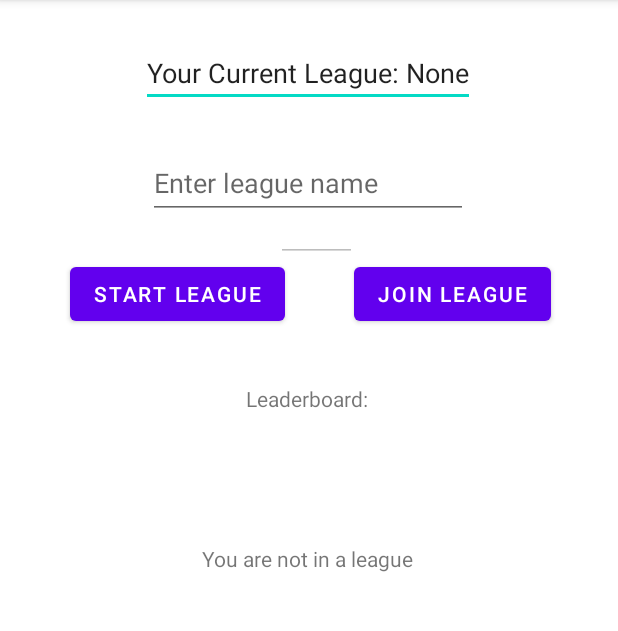
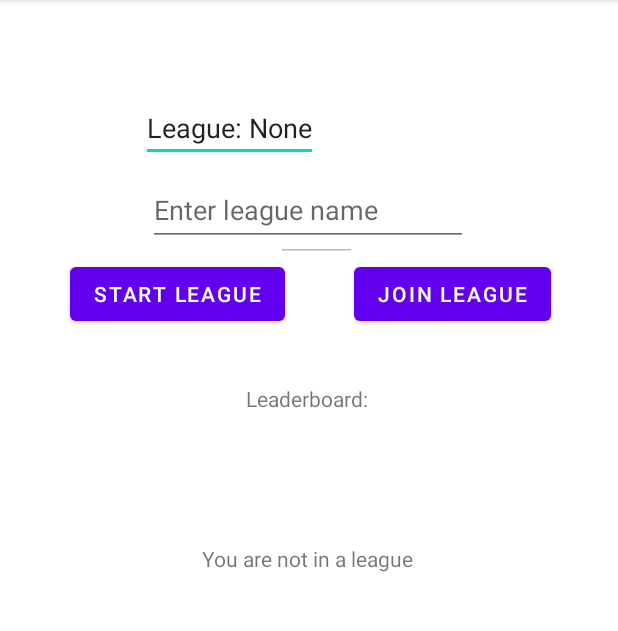
Before and after one commit to AlexNiu1/Carbon_E-Race, an Android app: the Leaderboard screen opened directly, with no data from a screen before it, on a phone screen of 412 x 824 dp, the part 84-715 px from its top. Run offline under Robolectric (Android 15) with nearby library versions, the phone set to English and light mode, and no system bars; 10 statements that could not run were skipped.

Commit message:
leaderboard

```diff
--- a/app/src/main/java/com/example/carbone_raceapplication/Leaderboard.java
+++ b/app/src/main/java/com/example/carbone_raceapplication/Leaderboard.java
@@ -24,9 +24,9 @@ public class Leaderboard extends AppCompatActivity {
             findViewById(R.id.leaveleague).setEnabled(false);
             findViewById(R.id.leaveleague).setVisibility(View.INVISIBLE);
         }
-        else{
+        else {
             EditText room = findViewById(R.id.room);
-            room.setText("Your current league: " + league);
+            room.setText("League: " + league);
             EditText size = findViewById(R.id.leaguesize);
             size.setText("League size: 5");
             findViewById(R.id.leaguename).setEnabled(false);
@@ -34,7 +34,6 @@ public class Leaderboard extends AppCompatActivity {
             findViewById(R.id.joinleague).setEnabled(false);
             findViewById(R.id.notinleague).setEnabled(false);
         }
-        int size = 0;
         Button createleague = findViewById(R.id.createleague);
         createleague.setOnClickListener(new View.OnClickListener(){
             public void onClick(View view) {
@@ -48,18 +47,21 @@ public class Leaderboard extends AppCompatActivity {
                     editor.putString("leagues", prefs.getString("leagues", "") + newleague + ",");
                     editor.apply();
                     EditText room = findViewById(R.id.room);
-                    room.setText("Your current league: " + newleague);
+                    room.setText("League: " + newleague);
                     findViewById(R.id.leaguesize).setEnabled(true);
+                    findViewById(R.id.leaguesize).setVisibility(View.VISIBLE);
                     EditText size = findViewById(R.id.leaguesize);
                     size.setText("League size: 5");
                     findViewById(R.id.leaveleague).setEnabled(true);
                     findViewById(R.id.leaveleague).setVisibility(View.VISIBLE);
                     findViewById(R.id.leaguename).setEnabled(false);
+                    findViewById(R.id.leaguename).setVisibility(View.INVISIBLE);
                     findViewById(R.id.createleague).setEnabled(false);
                     findViewById(R.id.createleague).setVisibility(View.INVISIBLE);
                     findViewById(R.id.joinleague).setEnabled(false);
                     findViewById(R.id.joinleague).setVisibility(View.INVISIBLE);
                     findViewById(R.id.notinleague).setEnabled(false);
+                    findViewById(R.id.notinleague).setVisibility(View.INVISIBLE);
                 }
             }
         });
@@ -76,18 +78,21 @@ public class Leaderboard extends AppCompatActivity {
                     editor.putString("leagues", prefs.getString("leagues", "") + newleague + ",");
                     editor.apply();
                     EditText room = findViewById(R.id.room);
-                    room.setText("Your current league: " + newleague);
+                    room.setText("League: " + newleague);
                     findViewById(R.id.leaguesize).setEnabled(true);
+                    findViewById(R.id.leaguesize).setVisibility(View.VISIBLE);
                     EditText size = findViewById(R.id.leaguesize);
                     size.setText("League size: 5");
                     findViewById(R.id.leaveleague).setEnabled(true);
                     findViewById(R.id.leaveleague).setVisibility(View.VISIBLE);
                     findViewById(R.id.leaguename).setEnabled(false);
+                    findViewById(R.id.leaguename).setVisibility(View.INVISIBLE);
                     findViewById(R.id.createleague).setEnabled(false);
                     findViewById(R.id.createleague).setVisibility(View.INVISIBLE);
                     findViewById(R.id.joinleague).setEnabled(false);
                     findViewById(R.id.joinleague).setVisibility(View.INVISIBLE);
                     findViewById(R.id.notinleague).setEnabled(false);
+                    findViewById(R.id.notinleague).setVisibility(View.INVISIBLE);
                 }
             }
         });
@@ -98,16 +103,19 @@ public class Leaderboard extends AppCompatActivity {
                 editor.putString("league", null);
                 editor.apply();
                 EditText room = findViewById(R.id.room);
-                room.setText("Your current league: none");
+                room.setText("League: none");
                 findViewById(R.id.leaguesize).setEnabled(false);
+                findViewById(R.id.leaguesize).setVisibility(View.INVISIBLE);
                 findViewById(R.id.leaveleague).setEnabled(false);
                 findViewById(R.id.leaveleague).setVisibility(View.INVISIBLE);
                 findViewById(R.id.leaguename).setEnabled(true);
+                findViewById(R.id.leaguename).setVisibility(View.VISIBLE);
                 findViewById(R.id.createleague).setEnabled(true);
                 findViewById(R.id.createleague).setVisibility(View.VISIBLE);
                 findViewById(R.id.joinleague).setEnabled(true);
                 findViewById(R.id.joinleague).setVisibility(View.VISIBLE);
                 findViewById(R.id.notinleague).setEnabled(true);
+                findViewById(R.id.notinleague).setVisibility(View.VISIBLE);
             }
         });
         Button homebutton = findViewById(R.id.homeButton);
--- a/app/src/main/res/layout/activity_leaderboard.xml
+++ b/app/src/main/res/layout/activity_leaderboard.xml
@@ -6,17 +6,57 @@
     android:layout_height="match_parent"
     tools:context=".Leaderboard">
 
+    <TextView
+        android:id="@+id/fifthplace"
+        android:layout_width="101dp"
+        android:layout_height="0dp"
+        android:layout_marginStart="55dp"
+        android:layout_marginTop="426dp"
+        app:layout_constraintStart_toStartOf="parent"
+        app:layout_constraintTop_toTopOf="parent" />
+
+    <TextView
+        android:id="@+id/fourthplace"
+        android:layout_width="101dp"
+        android:layout_height="0dp"
+        android:layout_marginStart="55dp"
+        android:layout_marginTop="388dp"
+        app:layout_constraintStart_toStartOf="parent"
+        app:layout_constraintTop_toTopOf="parent" />
+
+    <TextView
+        android:id="@+id/thirdplace"
+        android:layout_width="101dp"
+        android:layout_height="0dp"
+        android:layout_marginStart="55dp"
+        android:layout_marginTop="356dp"
+        app:layout_constraintStart_toStartOf="parent"
+        app:layout_constraintTop_toTopOf="parent" />
+
+    <TextView
+        android:id="@+id/secondplace"
+        android:layout_width="101dp"
+        android:layout_height="0dp"
+        android:layout_marginStart="55dp"
+        android:layout_marginTop="324dp"
+        app:layout_constraintStart_toStartOf="parent"
+        app:layout_constraintTop_toTopOf="parent" />
+
     <EditText
         android:id="@+id/room"
         android:layout_width="wrap_content"
         android:layout_height="wrap_content"
-        android:text="Your Current League: None"
-        app:layout_constraintBottom_toTopOf="@+id/leaguename"
+        android:layout_marginStart="94dp"
+        android:layout_marginTop="26dp"
+        android:layout_marginEnd="200dp"
+        android:layout_marginBottom="660dp"
+        android:text="League: None"
+        app:layout_constraintBottom_toBottomOf="parent"
         app:layout_constraintEnd_toEndOf="parent"
-        app:layout_constraintHorizontal_bias="0.497"
+        app:layout_constraintHorizontal_bias="0.5"
         app:layout_constraintStart_toStartOf="parent"
         app:layout_constraintTop_toTopOf="parent"
-        app:layout_constraintVertical_bias="0.775" />
+        app:layout_constraintVertical_bias="1.0" />
 
     <Button
         android:id="@+id/createleague"
@@ -98,4 +138,14 @@
         app:layout_constraintHorizontal_bias="0.0"
         app:layout_constraintStart_toStartOf="parent"
         app:layout_constraintTop_toTopOf="parent" />
+
+    <TextView
+        android:id="@+id/firstplace"
+        android:layout_width="101dp"
+        android:layout_height="0dp"
+        android:layout_marginStart="55dp"
+        android:layout_marginTop="290dp"
+        app:layout_constraintStart_toStartOf="parent"
+        app:layout_constraintTop_toTopOf="parent" />
+
 </androidx.constraintlayout.widget.ConstraintLayout>
```
